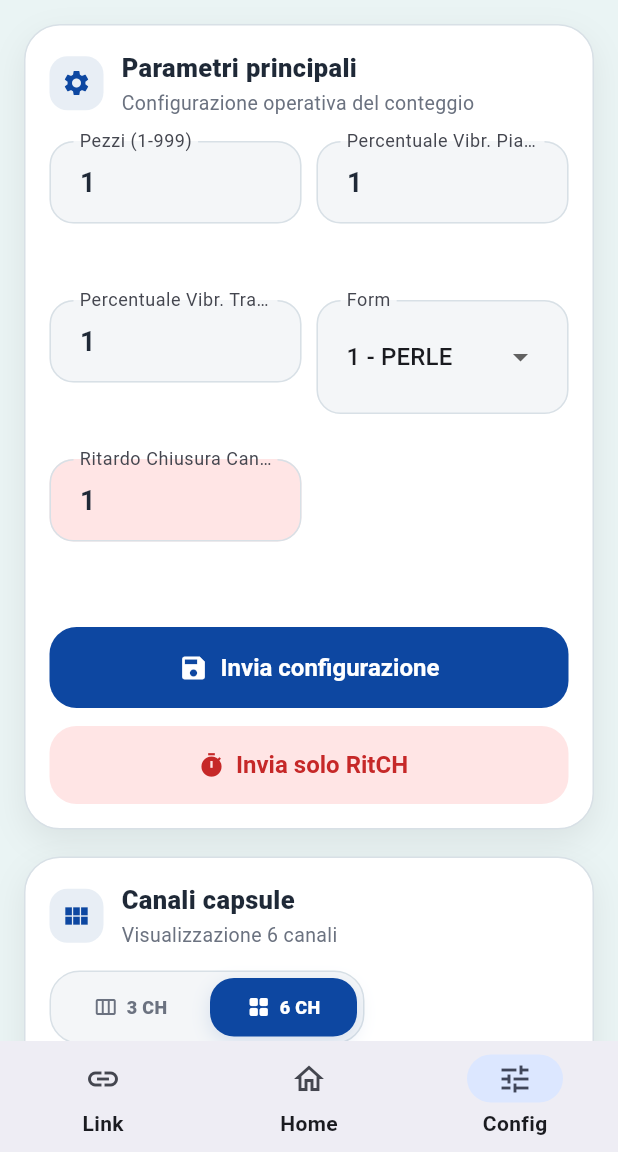
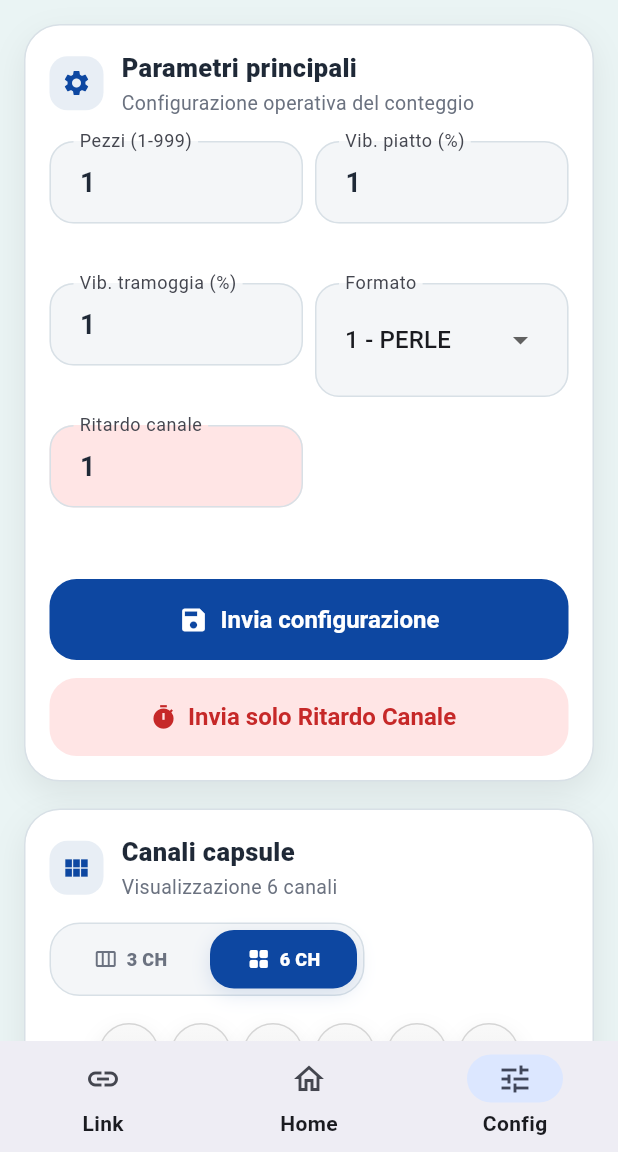
Before and after one commit to Luca0079CM/Pills-Counter-App, a Flutter app: the screen it shows after launch, swiped to page 3, on a phone screen of 412 x 824 dp, the part 84-1236 px from its top. Run offline on Flutter 3.47's test engine with Material 3 defaults, Android fonts, the phone set to English and light mode, and no system bars; our stand-ins replace shared_preferences; missing offline and left inert: flutter_ringtone_player.

Commit message:
Fix advanced menu item overflow and tighten config forms (#8)

```diff
--- a/lib/features/cpe_vib/presentation/pages/config_page.dart
+++ b/lib/features/cpe_vib/presentation/pages/config_page.dart
@@ -109,36 +109,36 @@
                         controller: pezziController,
                       ),
                       NumericInputField(
-                        label: 'Percentuale Vibr. Piatto',
+                        label: 'Vib. piatto (%)',
                         controller: vibCamController,
                         onSubmitted: (_) => _validatePercentageField(
                           context,
                           controller: vibCamController,
-                          fieldLabel: 'Percentuale Vibr. Piatto',
+                          fieldLabel: 'Vibrazione piatto (%)',
                         ),
                         onTapOutside: (_) => _validatePercentageField(
                           context,
                           controller: vibCamController,
-                          fieldLabel: 'Percentuale Vibr. Piatto',
+                          fieldLabel: 'Vibrazione piatto (%)',
                         ),
                       ),
                       NumericInputField(
-                        label: 'Percentuale Vibr. Tramolgia',
+                        label: 'Vib. tramoggia (%)',
                         controller: vibTazController,
                         onSubmitted: (_) => _validatePercentageField(
                           context,
                           controller: vibTazController,
-                          fieldLabel: 'Percentuale Vibr. Tramolgia',
+                          fieldLabel: 'Vibrazione tramoggia (%)',
                         ),
                         onTapOutside: (_) => _validatePercentageField(
                           context,
                           controller: vibTazController,
-                          fieldLabel: 'Percentuale Vibr. Tramolgia',
+                          fieldLabel: 'Vibrazione tramoggia (%)',
                         ),
                       ),
                       _buildFormDropdown(controller, state.params.formValue),
                       NumericInputField(
-                        label: 'Ritardo Chiusura Canale',
+                        label: 'Ritardo canale',
                         controller: ritChController,
                         fillColor: const Color(0xFFFFE5E5),
                       ),
@@ -161,7 +161,7 @@
                             ),
                             const SizedBox(height: 12),
                             AppSecondaryButton(
-                              label: 'Invia solo RitCH',
+                              label: 'Invia solo Ritardo Canale',
                               icon: Icons.timer,
                               onPressed: state.isParamBusy
                                   ? null
@@ -187,7 +187,7 @@
                           const SizedBox(width: 12),
                           Expanded(
                             child: AppSecondaryButton(
-                              label: 'Invia solo RitCH',
+                              label: 'Invia solo Ritardo Canale',
                               icon: Icons.timer,
                               onPressed: state.isParamBusy
                                   ? null
@@ -293,7 +293,7 @@
     final safeValue = [1, 2, 3].contains(value) ? value : 1;
 
     return InputDecorator(
-      decoration: const InputDecoration(labelText: 'Form'),
+      decoration: const InputDecoration(labelText: 'Formato'),
       child: DropdownButtonHideUnderline(
         child: DropdownButton<int>(
           isExpanded: true,
@@ -328,9 +328,9 @@
           physics: const NeverScrollableScrollPhysics(),
           gridDelegate: SliverGridDelegateWithFixedCrossAxisCount(
             crossAxisCount: crossAxisCount,
-            mainAxisSpacing: 10,
-            crossAxisSpacing: 10,
-            childAspectRatio: isPhone ? 1.75 : 1.95,
+            mainAxisSpacing: 8,
+            crossAxisSpacing: 8,
+            childAspectRatio: isPhone ? 1.95 : 2.05,
           ),
           itemBuilder: (_, index) => children[index],
         );
--- a/lib/features/cpe_vib/presentation/pages/cpe_vib_shell_page.dart
+++ b/lib/features/cpe_vib/presentation/pages/cpe_vib_shell_page.dart
@@ -280,8 +280,8 @@
                           const SizedBox(width: 8),
                           Text(
                             state.settings.expMode
-                                ? 'Nascondi funzioni avanzate'
-                                : 'Mostra funzioni avanzate',
+                                ? 'Funzioni avanzate: ON'
+                                : 'Funzioni avanzate: OFF',
                           ),
                         ],
                       ),
```
